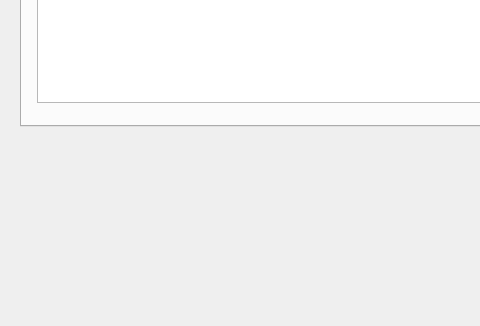
Above: BD-VVVF/mainwindow.ui from Hombre7Electrico/VVVF_PPS-2- before the change; both pictures show x 0 to 480 and y 274 to 600 of the 800 by 600 pixel window. Below: the same form after it.
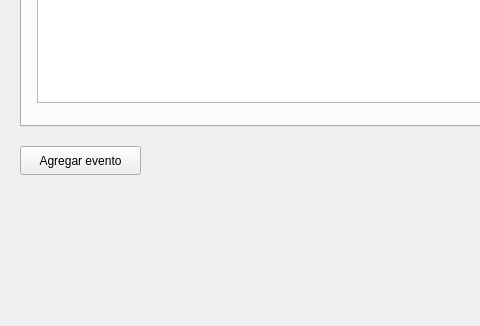
That is the form after the change. The open tabs and pages were chosen to show the change.

Commit message: Nuevo Formulario

The edit to the form file:
```diff
--- a/BD-VVVF/mainwindow.ui
+++ b/BD-VVVF/mainwindow.ui
@@ -102,6 +102,19 @@
      </widget>
     </widget>
    </widget>
+   <widget class="QPushButton" name="pushButton_NuevoEvento">
+    <property name="geometry">
+     <rect>
+      <x>20</x>
+      <y>420</y>
+      <width>121</width>
+      <height>29</height>
+     </rect>
+    </property>
+    <property name="text">
+     <string>Agregar evento</string>
+    </property>
+   </widget>
   </widget>
   <widget class="QMenuBar" name="menubar">
    <property name="geometry">
```
Left out of the diff: 2 changed lines with no effect on the pictures. The commit also changes 41 other files.
